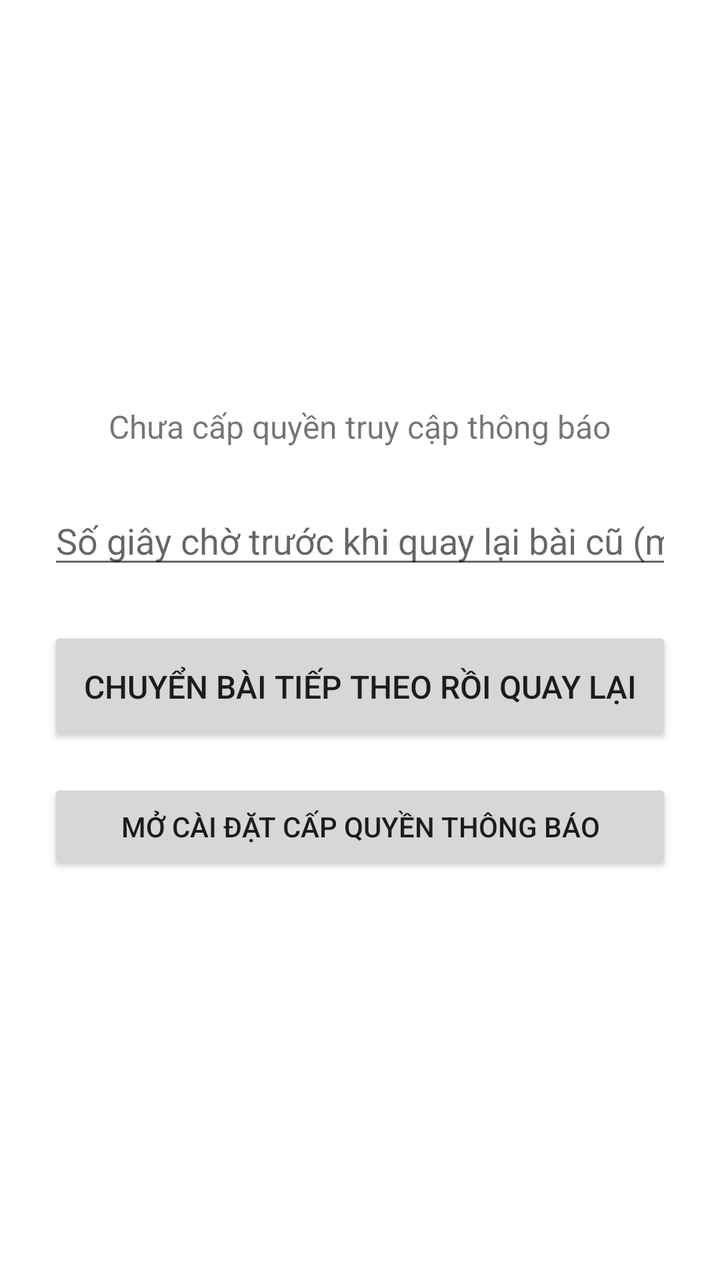
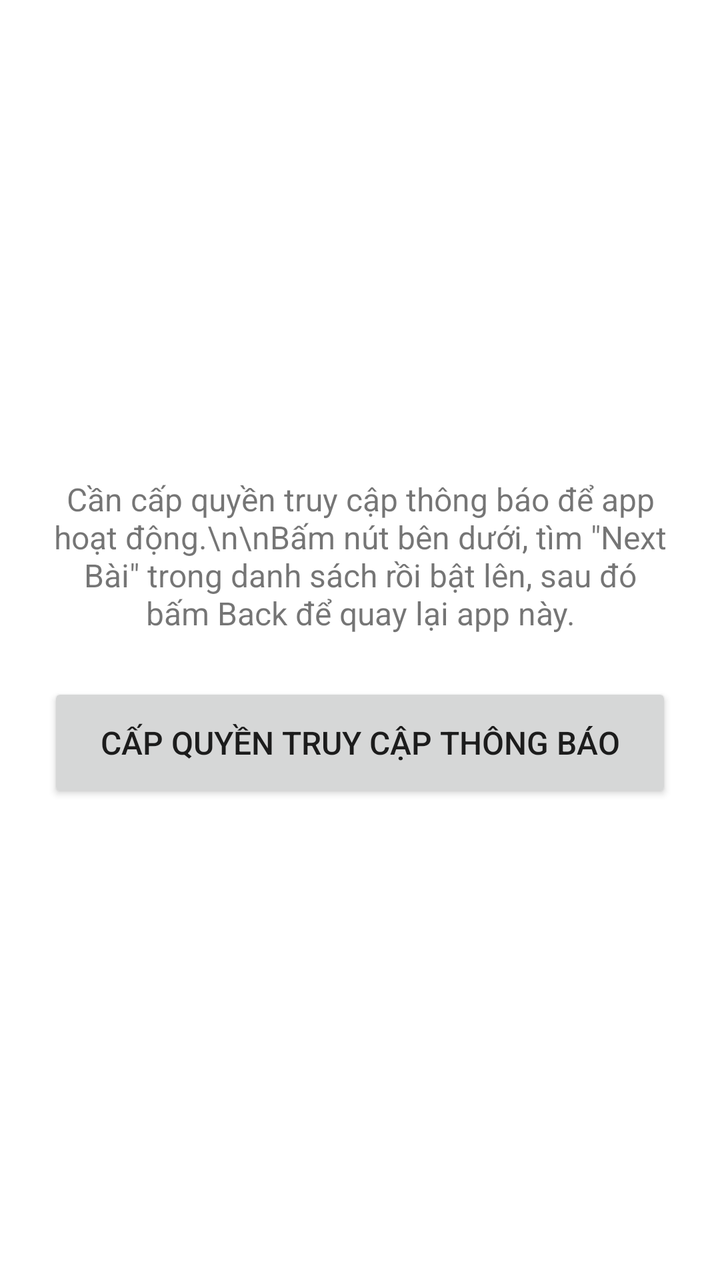

Compare the two renders of this Android layout. The source of the first and the diff that turns it into the second are given below.
<!-- AndroidManifest.xml: application theme Theme.SeekBack.Transparent -->
<!-- res/layout/activity_main.xml -->
<?xml version="1.0" encoding="utf-8"?>
<LinearLayout xmlns:android="http://schemas.android.com/apk/res/android"
    android:layout_width="match_parent"
    android:layout_height="match_parent"
    android:orientation="vertical"
    android:gravity="center"
    android:padding="24dp">

    <TextView
        android:id="@+id/tvStatus"
        android:layout_width="wrap_content"
        android:layout_height="wrap_content"
        android:text="Chưa cấp quyền truy cập thông báo"
        android:textSize="16sp"
        android:gravity="center"
        android:layout_marginBottom="24dp" />

    <EditText
        android:id="@+id/etWaitSeconds"
        android:layout_width="match_parent"
        android:layout_height="wrap_content"
        android:hint="Số giây chờ trước khi quay lại bài cũ (mặc định 5)"
        android:inputType="number"
        android:layout_marginBottom="24dp" />

    <Button
        android:id="@+id/btnSeek"
        android:layout_width="match_parent"
        android:layout_height="60dp"
        android:text="CHUYỂN BÀI TIẾP THEO RỒI QUAY LẠI"
        android:textSize="16sp" />

    <Button
        android:id="@+id/btnGrantPermission"
        android:layout_width="match_parent"
        android:layout_height="wrap_content"
        android:layout_marginTop="16dp"
        android:text="Mở cài đặt cấp quyền thông báo" />

</LinearLayout>
<!-- resources referenced by this layout -->
<resources>
  <style name="Theme.SeekBack.Transparent" parent="Theme.MaterialComponents.DayNight.NoActionBar">
          <item name="android:windowIsTranslucent">true</item>
          <item name="android:windowBackground">@android:color/transparent</item>
          <item name="android:windowNoTitle">true</item>
          <item name="android:windowAnimationStyle">@null</item>
          <item name="android:windowContentOverlay">@null</item>
          <item name="colorPrimary">@color/purple_500</item>
          <item name="colorPrimaryDark">@color/purple_700</item>
          <item name="colorAccent">@color/teal_200</item>
      </style>
  <color name="purple_500">#6200EE</color>
  <color name="purple_700">#3700B3</color>
  <color name="teal_200">#03DAC5</color>
</resources>

<!-- the commit's change to res/layout/activity_main.xml (unified diff, before → after) -->
@@ -4,37 +4,22 @@
     android:layout_height="match_parent"
     android:orientation="vertical"
     android:gravity="center"
-    android:padding="24dp">
+    android:padding="24dp"
+    android:background="#FFFFFF">
 
     <TextView
-        android:id="@+id/tvStatus"
         android:layout_width="wrap_content"
         android:layout_height="wrap_content"
-        android:text="Chưa cấp quyền truy cập thông báo"
+        android:text="Cần cấp quyền truy cập thông báo để app hoạt động.\n\nBấm nút bên dưới, tìm &quot;Next Bài&quot; trong danh sách rồi bật lên, sau đó bấm Back để quay lại app này."
         android:textSize="16sp"
         android:gravity="center"
         android:layout_marginBottom="24dp" />
 
-    <EditText
-        android:id="@+id/etWaitSeconds"
-        android:layout_width="match_parent"
-        android:layout_height="wrap_content"
-        android:hint="Số giây chờ trước khi quay lại bài cũ (mặc định 5)"
-        android:inputType="number"
-        android:layout_marginBottom="24dp" />
-
-    <Button
-        android:id="@+id/btnSeek"
-        android:layout_width="match_parent"
-        android:layout_height="60dp"
-        android:text="CHUYỂN BÀI TIẾP THEO RỒI QUAY LẠI"
-        android:textSize="16sp" />
-
     <Button
         android:id="@+id/btnGrantPermission"
         android:layout_width="match_parent"
-        android:layout_height="wrap_content"
-        android:layout_marginTop="16dp"
-        android:text="Mở cài đặt cấp quyền thông báo" />
+        android:layout_height="60dp"
+        android:text="CẤP QUYỀN TRUY CẬP THÔNG BÁO"
+        android:textSize="16sp" />
 
 </LinearLayout>
